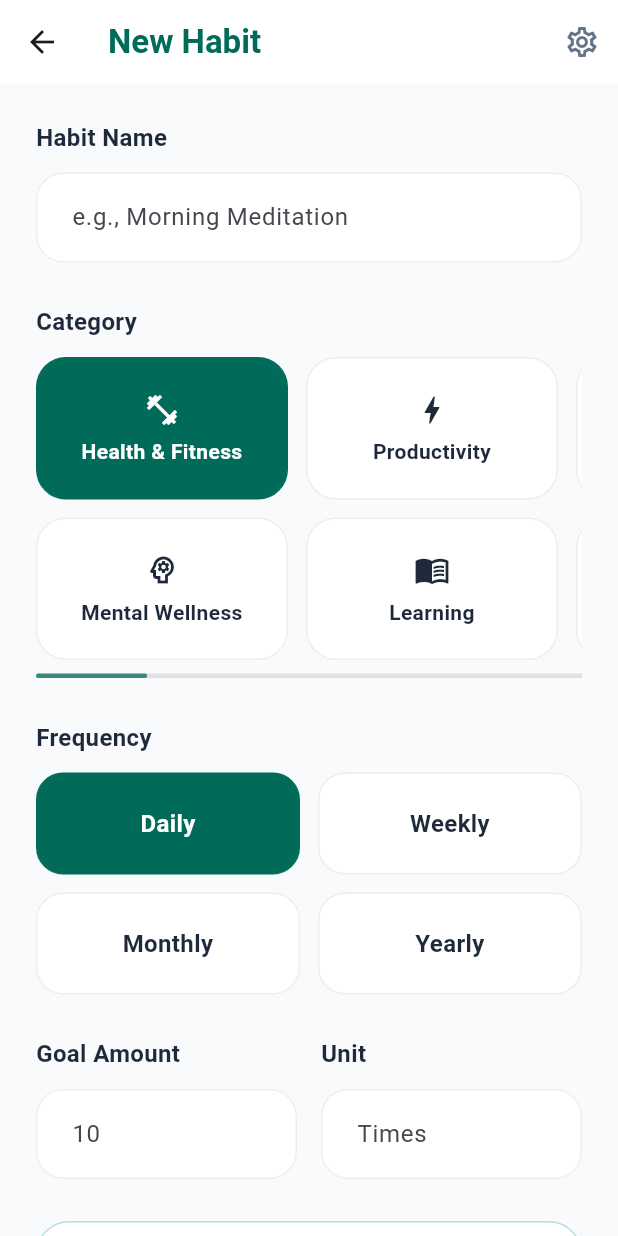
After one commit to rubenf11/Goalkeeper, a Flutter app: the CreateHabitScreen screen opened directly, on a phone screen of 412 x 824 dp. The commit adds this screen. Run offline on Flutter 3.47's test engine with Material 3 defaults, Android fonts, the phone set to English and light mode, and no system bars; our stand-ins replace cloud_firestore, firebase_auth, firebase_core; accounts and stored records are empty.

Commit message:
Habit creation

```diff
--- /dev/null
+++ b/lib/data/models/habit.dart
@@ -0,0 +1,137 @@
+import 'package:cloud_firestore/cloud_firestore.dart';
+
+enum Frequency { daily, weekly, monthly, yearly }
+
+extension FrequencyX on Frequency {
+  String get value {
+    switch (this) {
+      case Frequency.daily:
+        return 'daily';
+      case Frequency.weekly:
+        return 'weekly';
+      case Frequency.monthly:
+        return 'monthly';
+      case Frequency.yearly:
+        return 'yearly';
+    }
+  }
+
+  static Frequency fromString(String value) {
+    switch (value.toLowerCase()) {
+      case 'daily':
+        return Frequency.daily;
+      case 'weekly':
+        return Frequency.weekly;
+      case 'monthly':
+        return Frequency.monthly;
+      case 'yearly':
+        return Frequency.yearly;
+      default:
+        throw ArgumentError('Invalid frequency value: $value');
+    }
+  }
+}
+
+class Habit {
+  const Habit({
+    required this.habitId,
+    required this.userId,
+    required this.name,
+    required this.category,
+    required this.frequency,
+    required this.goal,
+    required this.unit,
+    required this.accelerometer,
+    required this.progress,
+    required this.goalReached,
+    required this.streak,
+    required this.isDone,
+    required this.createdAt,
+  });
+
+  final String habitId;
+  final String userId;
+  final String name;
+  final String category;
+  final Frequency frequency;
+  final int goal;
+  final String unit;
+  final bool accelerometer;
+  final int progress;
+  final bool goalReached;
+  final int streak;
+  final bool isDone;
+  final DateTime? createdAt;
+
+  Habit copyWith({
+    String? habitId,
+    String? userId,
+    String? name,
+    String? category,
+    Frequency? frequency,
+    int? goal,
+    String? unit,
+    bool? accelerometer,
+    int? progress,
+    bool? goalReached,
+    int? streak,
+    bool? isDone,
+    DateTime? createdAt,
+  }) {
+    return Habit(
+      habitId: habitId ?? this.habitId,
+      userId: userId ?? this.userId,
+      name: name ?? this.name,
+      category: category ?? this.category,
+      frequency: frequency ?? this.frequency,
+      goal: goal ?? this.goal,
+      unit: unit ?? this.unit,
+      accelerometer: accelerometer ?? this.accelerometer,
+      progress: progress ?? this.progress,
+      goalReached: goalReached ?? this.goalReached,
+      streak: streak ?? this.streak,
+      isDone: isDone ?? this.isDone,
+      createdAt: createdAt ?? this.createdAt,
+    );
+  }
+
+  Map<String, dynamic> toMap() {
+    return {
+      'habit_id': habitId,
+      'user_id': userId,
+      'name': name,
+      'category': category,
+      'frequency': frequency.value,
+      'goal': goal,
+      'unit': unit,
+      'accelerometer': accelerometer,
+      'progress': progress,
+      'goal_reached': goalReached,
+      'streak': streak,
+      'is_done': isDone,
+      'created_at': createdAt == null
+          ? FieldValue.serverTimestamp()
+          : Timestamp.fromDate(createdAt!),
+    };
+  }
+
+  factory Habit.fromMap(Map<String, dynamic> map, {required String id}) {
+    final createdAt = map['created_at'];
+
+    return Habit(
+      habitId: map['habit_id'] as String? ?? id,
+      userId: map['user_id'] as String? ?? '',
+      name: map['name'] as String? ?? '',
+      category: map['category'] as String? ?? '',
+      frequency: FrequencyX.fromString(map['frequency'] as String? ?? 'daily'),
+      goal: (map['goal'] as num?)?.toInt() ?? 0,
+      unit: map['unit'] as String? ?? '',
+      accelerometer: map['accelerometer'] as bool? ?? false,
+      progress: (map['progress'] as num?)?.toInt() ?? 0,
+      goalReached: map['goal_reached'] as bool? ?? false,
+      streak: (map['streak'] as num?)?.toInt() ?? 0,
+      isDone: map['is_done'] as bool? ?? false,
+      createdAt: createdAt is Timestamp ? createdAt.toDate() : null,
+    );
+  }
+}
--- /dev/null
+++ b/lib/data/repositories/habit_repository.dart
@@ -0,0 +1,30 @@
+import 'package:cloud_firestore/cloud_firestore.dart';
+import 'package:firebase_auth/firebase_auth.dart';
+
+import '../models/habit.dart';
+
+class HabitRepository {
+  final FirebaseAuth _auth = FirebaseAuth.instance;
+  final FirebaseFirestore _firestore = FirebaseFirestore.instance;
+
+  Future<Habit> createHabit(Habit habit) async {
+    final currentUser = _auth.currentUser;
+
+    if (currentUser == null) {
+      throw StateError('User must be signed in to create a habit.');
+    }
+
+    final String habitId = habit.habitId.isEmpty
+        ? _firestore.collection('habits').doc().id
+        : habit.habitId;
+
+    final Habit habitToSave = habit.copyWith(
+      habitId: habitId,
+      userId: habit.userId.isEmpty ? currentUser.uid : habit.userId,
+    );
+
+    await _firestore.collection('habits').doc(habitId).set(habitToSave.toMap());
+
+    return habitToSave;
+  }
+}
--- /dev/null
+++ b/lib/screens/create_habit_screen.dart
@@ -0,0 +1,511 @@
+import 'package:flutter/material.dart';
+import 'package:flutter/services.dart';
+
+import '../data/models/habit.dart';
+import '../services/habit_service.dart';
+
+class CreateHabitScreen extends StatefulWidget {
+  const CreateHabitScreen({Key? key}) : super(key: key);
+
+  @override
+  State<CreateHabitScreen> createState() => _CreateHabitScreenState();
+}
+
+class _CreateHabitScreenState extends State<CreateHabitScreen> {
+  final HabitService _habitService = HabitService();
+  final GlobalKey<FormState> _formKey = GlobalKey<FormState>();
+  final ScrollController _categoryScrollController = ScrollController();
+  final TextEditingController _nameController = TextEditingController();
+  final TextEditingController _goalController = TextEditingController();
+  final TextEditingController _unitController = TextEditingController();
+
+  final Color _primaryColor = const Color(0xFF006B59);
+  final Color _backgroundColor = const Color(0xFFF8FAFC);
+  final Color _textColorDark = const Color(0xFF1E293B);
+  final Color _textColorLight = const Color(0xFF64748B);
+  final List<_HabitCategoryOption> _categories = const [
+    _HabitCategoryOption('Health & Fitness', Icons.fitness_center),
+    _HabitCategoryOption('Mental Wellness', Icons.psychology_outlined),
+    _HabitCategoryOption('Productivity', Icons.bolt_outlined),
+    _HabitCategoryOption('Learning', Icons.menu_book_outlined),
+    _HabitCategoryOption('Career', Icons.work_outline),
+    _HabitCategoryOption('Finance', Icons.account_balance_wallet_outlined),
+    _HabitCategoryOption('Relationships', Icons.favorite_border),
+    _HabitCategoryOption('Home', Icons.home_outlined),
+    _HabitCategoryOption('Creativity', Icons.palette_outlined),
+    _HabitCategoryOption('Spirituality', Icons.self_improvement),
+    _HabitCategoryOption('Nutrition', Icons.restaurant_outlined),
+    _HabitCategoryOption('Hobbies', Icons.sports_esports_outlined),
+    _HabitCategoryOption('Personal Growth', Icons.trending_up),
+    _HabitCategoryOption('Travel', Icons.flight_takeoff_outlined),
+    _HabitCategoryOption('Family', Icons.people_outline),
+    _HabitCategoryOption('Pet Care', Icons.pets_outlined),
+    _HabitCategoryOption('Community & Volunteering', Icons.groups_outlined),
+    _HabitCategoryOption('Addiction Recovery', Icons.healing_outlined),
+    _HabitCategoryOption('Other', Icons.more_horiz),
+  ];
+
+  String _selectedCategory = 'Health & Fitness';
+  Frequency _selectedFrequency = Frequency.daily;
+  bool _accelerometerEnabled = false;
+  bool _isSubmitting = false;
+
+  @override
+  void dispose() {
+    _categoryScrollController.dispose();
+    _nameController.dispose();
+    _goalController.dispose();
+    _unitController.dispose();
+    super.dispose();
+  }
+
+  Future<void> _submit() async {
+    final FormState? form = _formKey.currentState;
+    if (form == null || !form.validate() || _isSubmitting) {
+      return;
+    }
+
+    setState(() {
+      _isSubmitting = true;
+    });
+
+    final int goal = int.parse(_goalController.text.replaceAll(',', ''));
+
+    final String? error = await _habitService.createHabit(
+      name: _nameController.text,
+      category: _selectedCategory,
+      frequency: _selectedFrequency,
+      goal: goal,
+      unit: _unitController.text,
+      accelerometer: _accelerometerEnabled,
+    );
+
+    if (!mounted) {
+      return;
+    }
+
+    setState(() {
+      _isSubmitting = false;
+    });
+
+    if (error != null) {
+      ScaffoldMessenger.of(context).showSnackBar(
+        SnackBar(content: Text(error), backgroundColor: Colors.red.shade700),
+      );
+      return;
+    }
+
+    _formKey.currentState?.reset();
+    _nameController.clear();
+    _goalController.clear();
+    _unitController.clear();
+
+    setState(() {
+      _selectedCategory = _categories.first.name;
+      _selectedFrequency = Frequency.daily;
+      _accelerometerEnabled = false;
+    });
+
+    ScaffoldMessenger.of(context).showSnackBar(
+      const SnackBar(content: Text('Habit created successfully.')),
+    );
+  }
+
+  InputDecoration _inputDecoration(String hintText) {
+    return InputDecoration(
+      hintText: hintText,
+      errorMaxLines: 3,
+      filled: true,
+      fillColor: Colors.white,
+      contentPadding: const EdgeInsets.symmetric(horizontal: 20, vertical: 18),
+      border: OutlineInputBorder(
+        borderRadius: BorderRadius.circular(18),
+        borderSide: BorderSide(color: Colors.grey.shade200),
+      ),
+      enabledBorder: OutlineInputBorder(
+        borderRadius: BorderRadius.circular(18),
+        borderSide: BorderSide(color: Colors.grey.shade200),
+      ),
+      focusedBorder: OutlineInputBorder(
+        borderRadius: BorderRadius.circular(18),
+        borderSide: BorderSide(color: _primaryColor, width: 1.2),
+      ),
+    );
+  }
+
+  String _frequencyLabel(Frequency frequency) {
+    final String value = frequency.value;
+    return value[0].toUpperCase() + value.substring(1);
+  }
+
+  Widget _buildCategoryCard(_HabitCategoryOption category) {
+    final bool isSelected = category.name == _selectedCategory;
+
+    return Material(
+      color: Colors.transparent,
+      child: InkWell(
+        borderRadius: BorderRadius.circular(20),
+        onTap: () {
+          setState(() {
+            _selectedCategory = category.name;
+          });
+        },
+        child: AnimatedContainer(
+          duration: const Duration(milliseconds: 160),
+          padding: const EdgeInsets.symmetric(horizontal: 14, vertical: 10),
+          decoration: BoxDecoration(
+            color: isSelected ? _primaryColor : Colors.white,
+            borderRadius: BorderRadius.circular(20),
+            border: Border.all(
+              color: isSelected ? _primaryColor : Colors.grey.shade200,
+            ),
+          ),
+          child: Column(
+            mainAxisAlignment: MainAxisAlignment.center,
+            children: [
+              Icon(
+                category.icon,
+                size: 24,
+                color: isSelected ? Colors.white : _textColorDark,
+              ),
+              const SizedBox(height: 8),
+              Text(
+                category.name,
+                maxLines: 2,
+                overflow: TextOverflow.ellipsis,
+                textAlign: TextAlign.center,
+                style: TextStyle(
+                  color: isSelected ? Colors.white : _textColorDark,
+                  fontWeight: FontWeight.w600,
+                  height: 1.2,
+                ),
+              ),
+            ],
+          ),
+        ),
+      ),
+    );
+  }
+
+  Widget _buildFrequencyCard(Frequency frequency) {
+    final bool isSelected = _selectedFrequency == frequency;
+
+    return Material(
+      color: Colors.transparent,
+      child: InkWell(
+        borderRadius: BorderRadius.circular(18),
+        onTap: () {
+          setState(() {
+            _selectedFrequency = frequency;
+          });
+        },
+        child: AnimatedContainer(
+          duration: const Duration(milliseconds: 160),
+          decoration: BoxDecoration(
+            color: isSelected ? _primaryColor : Colors.white,
+            borderRadius: BorderRadius.circular(18),
+            border: Border.all(
+              color: isSelected ? _primaryColor : Colors.grey.shade200,
+            ),
+          ),
+          alignment: Alignment.center,
+          child: Text(
+            _frequencyLabel(frequency),
+            textAlign: TextAlign.center,
+            style: TextStyle(
+              color: isSelected ? Colors.white : _textColorDark,
+              fontWeight: FontWeight.w700,
+              fontSize: 16,
+            ),
+          ),
+        ),
+      ),
+    );
+  }
+
+  @override
+  Widget build(BuildContext context) {
+    return Scaffold(
+      backgroundColor: _backgroundColor,
+      appBar: AppBar(
+        backgroundColor: Colors.white,
+        elevation: 1,
+        surfaceTintColor: Colors.transparent,
+        title: Text(
+          'New Habit',
+          style: TextStyle(
+            color: _primaryColor,
+            fontSize: 22,
+            fontWeight: FontWeight.bold,
+          ),
+        ),
+        actions: [
+          IconButton(
+            onPressed: () {},
+            icon: Icon(Icons.settings_outlined, color: _textColorLight),
+          ),
+        ],
+      ),
+      body: SafeArea(
+        child: Form(
+          key: _formKey,
+          child: SingleChildScrollView(
+            padding: const EdgeInsets.all(24),
+            child: Column(
+              crossAxisAlignment: CrossAxisAlignment.start,
+              children: [
+                Text(
+                  'Habit Name',
+                  style: TextStyle(
+                    color: _textColorDark,
+                    fontSize: 16,
+                    fontWeight: FontWeight.w600,
+                  ),
+                ),
+                const SizedBox(height: 12),
+                TextFormField(
+                  controller: _nameController,
+                  textInputAction: TextInputAction.next,
+                  decoration: _inputDecoration('e.g., Morning Meditation'),
+                  validator: (value) {
+                    if (value == null || value.trim().isEmpty) {
+                      return 'Please enter a habit name.';
+                    }
+                    return null;
+                  },
+                ),
+                const SizedBox(height: 28),
+                Text(
+                  'Category',
+                  style: TextStyle(
+                    color: _textColorDark,
+                    fontSize: 16,
+                    fontWeight: FontWeight.w600,
+                  ),
+                ),
+                const SizedBox(height: 12),
+                SizedBox(
+                  height: 214,
+                  child: RawScrollbar(
+                    controller: _categoryScrollController,
+                    thumbVisibility: true,
+                    trackVisibility: true,
+                    thickness: 3,
+                    radius: const Radius.circular(999),
+                    scrollbarOrientation: ScrollbarOrientation.bottom,
+                    thumbColor: _primaryColor.withOpacity(0.75),
+                    trackColor: Colors.grey.shade300,
+                    trackBorderColor: Colors.transparent,
+                    child: GridView.builder(
+                      controller: _categoryScrollController,
+                      scrollDirection: Axis.horizontal,
+                      primary: false,
+                      padding: const EdgeInsets.only(bottom: 12),
+                      gridDelegate:
+                          const SliverGridDelegateWithFixedCrossAxisCount(
+                            crossAxisCount: 2,
+                            crossAxisSpacing: 12,
+                            mainAxisSpacing: 12,
+                            mainAxisExtent: 168,
+                          ),
+                      itemCount: _categories.length,
+                      itemBuilder: (context, index) {
+                        return _buildCategoryCard(_categories[index]);
+                      },
+                    ),
+                  ),
+                ),
+                const SizedBox(height: 28),
+                Text(
+                  'Frequency',
+                  style: TextStyle(
+                    color: _textColorDark,
+                    fontSize: 16,
+                    fontWeight: FontWeight.w600,
+                  ),
+                ),
+                const SizedBox(height: 12),
+                GridView.builder(
+                  shrinkWrap: true,
+                  physics: const NeverScrollableScrollPhysics(),
+                  gridDelegate: const SliverGridDelegateWithFixedCrossAxisCount(
+                    crossAxisCount: 2,
+                    crossAxisSpacing: 12,
+                    mainAxisSpacing: 12,
+                    mainAxisExtent: 68,
+                  ),
+                  itemCount: Frequency.values.length,
+                  itemBuilder: (context, index) {
+                    return _buildFrequencyCard(Frequency.values[index]);
+                  },
+                ),
+                const SizedBox(height: 28),
+                Row(
+                  children: [
+                    Expanded(
+                      child: Column(
+                        crossAxisAlignment: CrossAxisAlignment.start,
+                        children: [
+                          Text(
+                            'Goal Amount',
+                            style: TextStyle(
+                              color: _textColorDark,
+                              fontSize: 16,
+                              fontWeight: FontWeight.w600,
+                            ),
+                          ),
+                          const SizedBox(height: 12),
+                          TextFormField(
+                            controller: _goalController,
+                            keyboardType: TextInputType.number,
+                            textInputAction: TextInputAction.next,
+                            inputFormatters: [
+                              FilteringTextInputFormatter.allow(
+                                RegExp(r'[0-9,]'),
+                              ),
+                            ],
+                            decoration: _inputDecoration('10'),
+                            validator: (value) {
+                              final String normalized = (value ?? '')
+                                  .replaceAll(',', '')
+                                  .trim();
+                              final int? parsedGoal = int.tryParse(normalized);
+
+                              if (parsedGoal == null || parsedGoal <= 0) {
+                                return 'Enter a valid goal.';
+                              }
+                              return null;
+                            },
+                          ),
+                        ],
+                      ),
+                    ),
+                    const SizedBox(width: 16),
+                    Expanded(
+                      child: Column(
+                        crossAxisAlignment: CrossAxisAlignment.start,
+                        children: [
+                          Text(
+                            'Unit',
+                            style: TextStyle(
+                              color: _textColorDark,
+                              fontSize: 16,
+                              fontWeight: FontWeight.w600,
+                            ),
+                          ),
+                          const SizedBox(height: 12),
+                          TextFormField(
+                            controller: _unitController,
+                            textInputAction: TextInputAction.done,
+                            decoration: _inputDecoration('Times'),
+                            validator: (value) {
+                              if (value == null || value.trim().isEmpty) {
+                                return 'Please enter a unit.';
+                              }
+                              return null;
+                            },
+                          ),
+                        ],
+                      ),
+                    ),
+                  ],
+                ),
+                const SizedBox(height: 28),
+                Container(
+                  padding: const EdgeInsets.all(18),
+                  decoration: BoxDecoration(
+                    color: Colors.white,
+                    borderRadius: BorderRadius.circular(22),
+                    border: Border.all(color: Colors.teal.shade100),
+                  ),
+                  child: Row(
+                    children: [
+                      CircleAvatar(
+                        radius: 24,
+                        backgroundColor: Colors.teal.shade50,
+                        child: Icon(Icons.sensors, color: _primaryColor),
+                      ),
+                      const SizedBox(width: 16),
+                      Expanded(
+                        child: Column(
+                          crossAxisAlignment: CrossAxisAlignment.start,
+                          children: [
+                            Text(
+                              'Auto-track with accelerometer',
+                              style: TextStyle(
+                                color: _textColorDark,
+                                fontSize: 16,
+                                fontWeight: FontWeight.w700,
+                              ),
+                            ),
+                            const SizedBox(height: 4),
+                            Text(
+                              'Sync progress automatically via movement.',
+                              style: TextStyle(color: _textColorLight),
+                            ),
+                          ],
+                        ),
+                      ),
+                      Switch(
+                        value: _accelerometerEnabled,
+                        activeColor: Colors.white,
+                        activeTrackColor: _primaryColor,
+                        onChanged: (value) {
+                          setState(() {
+                            _accelerometerEnabled = value;
+                          });
+                        },
+                      ),
+                    ],
+                  ),
+                ),
+                const SizedBox(height: 32),
+                SizedBox(
+                  width: double.infinity,
+                  child: ElevatedButton.icon(
+                    onPressed: _isSubmitting ? null : _submit,
+                    style: ElevatedButton.styleFrom(
+                      backgroundColor: _primaryColor,
+                      foregroundColor: Colors.white,
+                      disabledBackgroundColor: _primaryColor.withOpacity(0.55),
+                      padding: const EdgeInsets.symmetric(vertical: 18),
+                      shape: RoundedRectangleBorder(
+                        borderRadius: BorderRadius.circular(18),
+                      ),
+                    ),
+                    icon: _isSubmitting
+                        ? const SizedBox(
+                            width: 18,
+                            height: 18,
+                            child: CircularProgressIndicator(
+                              strokeWidth: 2,
+                              valueColor: AlwaysStoppedAnimation<Color>(
+                                Colors.white,
+                              ),
+                            ),
+                          )
+                        : const Icon(Icons.add_task),
+                    label: Text(
+                      _isSubmitting ? 'Creating...' : 'Create Habit',
+                      style: const TextStyle(
+                        fontSize: 18,
+                        fontWeight: FontWeight.w700,
+                      ),
+                    ),
+                  ),
+                ),
+              ],
+            ),
+          ),
+        ),
+      ),
+    );
+  }
+}
+
+class _HabitCategoryOption {
+  const _HabitCategoryOption(this.name, this.icon);
+
+  final String name;
+  final IconData icon;
+}
--- a/lib/screens/main_screen.dart
+++ b/lib/screens/main_screen.dart
@@ -1,4 +1,5 @@
 import 'package:flutter/material.dart';
+import 'create_habit_screen.dart';
 import 'home_screen.dart';
 import 'profile_screen.dart';
 
@@ -17,17 +18,14 @@ class _MainScreenState extends State<MainScreen> {
   final List<Widget> _screens = [
     const HomeScreen(),
     const Center(child: Text('Stats Screen')),
-    const Center(child: Text('Add Screen')),
+    const CreateHabitScreen(),
     const ProfileScreen(),
   ];
 
   @override
   Widget build(BuildContext context) {
     return Scaffold(
-      body: IndexedStack(
-        index: _selectedIndex,
-        children: _screens,
-      ),
+      body: IndexedStack(index: _selectedIndex, children: _screens),
 
       bottomNavigationBar: BottomNavigationBar(
         currentIndex: _selectedIndex,
@@ -44,7 +42,10 @@ class _MainScreenState extends State<MainScreen> {
         items: const [
           BottomNavigationBarItem(icon: Icon(Icons.home), label: 'Home'),
           BottomNavigationBarItem(icon: Icon(Icons.show_chart), label: 'Stats'),
-          BottomNavigationBarItem(icon: Icon(Icons.add_circle_outline), label: 'Add'),
+          BottomNavigationBarItem(
+            icon: Icon(Icons.add_circle_outline),
+            label: 'Add',
+          ),
           BottomNavigationBarItem(icon: Icon(Icons.person), label: 'Profile'),
         ],
       ),
--- /dev/null
+++ b/lib/services/habit_service.dart
@@ -0,0 +1,44 @@
+import 'package:cloud_firestore/cloud_firestore.dart';
+
+import '../data/models/habit.dart';
+import '../data/repositories/habit_repository.dart';
+
+class HabitService {
+  final HabitRepository _repository = HabitRepository();
+
+  Future<String?> createHabit({
+    required String name,
+    required String category,
+    required Frequency frequency,
+    required int goal,
+    required String unit,
+    required bool accelerometer,
+  }) async {
+    try {
+      final Habit habit = Habit(
+        habitId: '',
+        userId: '',
+        name: name.trim(),
+        category: category.trim(),
+        frequency: frequency,
+        goal: goal,
+        unit: unit.trim(),
+        accelerometer: accelerometer,
+        progress: 0,
+        goalReached: false,
+        streak: 0,
+        isDone: false,
+        createdAt: null,
+      );
+
+      await _repository.createHabit(habit);
+      return null;
+    } on FirebaseException catch (e) {
+      return e.message ?? 'Failed to create habit.';
+    } on StateError catch (e) {
+      return e.message;
+    } catch (e) {
+      return 'Error: $e';
+    }
+  }
+}
```
